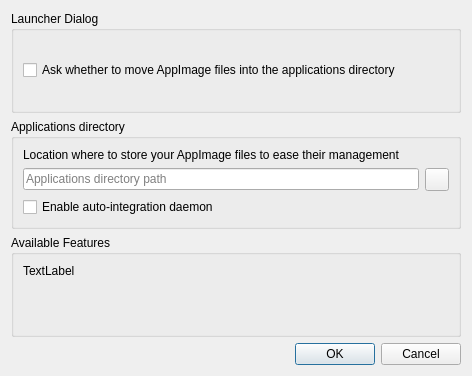
Old version of the form src/ui/settings_dialog.ui in the repository TheAssassin/AppImageLauncher.
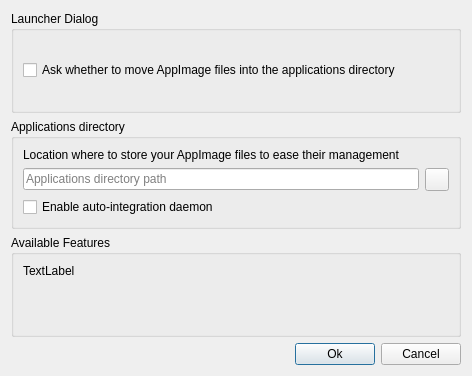
New version of the form. Icons and pictures are not drawn.

Commit message: Replace default action buttons

Diff of the .ui file:
```diff
--- a/src/ui/settings_dialog.ui
+++ b/src/ui/settings_dialog.ui
@@ -130,14 +130,43 @@
     </widget>
    </item>
    <item>
-    <widget class="QDialogButtonBox" name="buttonBox">
-     <property name="orientation">
-      <enum>Qt::Horizontal</enum>
-     </property>
-     <property name="standardButtons">
-      <set>QDialogButtonBox::Cancel|QDialogButtonBox::Ok</set>
-     </property>
-    </widget>
+    <layout class="QHBoxLayout" name="horizontalLayout">
+     <item>
+      <spacer name="horizontalSpacer">
+       <property name="orientation">
+        <enum>Qt::Horizontal</enum>
+       </property>
+       <property name="sizeHint" stdset="0">
+        <size>
+         <width>40</width>
+         <height>20</height>
+        </size>
+       </property>
+      </spacer>
+     </item>
+     <item>
+      <widget class="QPushButton" name="pushButtonOk">
+       <property name="text">
+        <string>Ok</string>
+       </property>
+       <property name="icon">
+        <iconset resource="../../resources/resources.qrc">
+         <normaloff>:/icons/fallback/scalable/actions/gtk-ok.svg</normaloff>:/icons/fallback/scalable/actions/gtk-ok.svg</iconset>
+       </property>
+      </widget>
+     </item>
+     <item>
+      <widget class="QPushButton" name="pushButtonCancel">
+       <property name="text">
+        <string>Cancel</string>
+       </property>
+       <property name="icon">
+        <iconset resource="../../resources/resources.qrc">
+         <normaloff>:/icons/fallback/scalable/actions/gtk-cancel.svg</normaloff>:/icons/fallback/scalable/actions/gtk-cancel.svg</iconset>
+       </property>
+      </widget>
+     </item>
+    </layout>
    </item>
   </layout>
  </widget>
```
Left out of the diff: 39 changed lines with no effect on the pictures. The commit also changes 2 other files.
